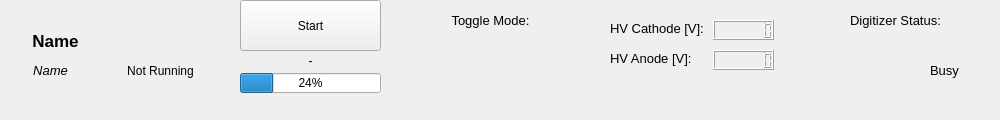
This is sbndprmdaq/controls.ui in marcodeltutto/SBNDPurityMonitorDAQ as Qt 5 draws it before an edit. The edited form follows.
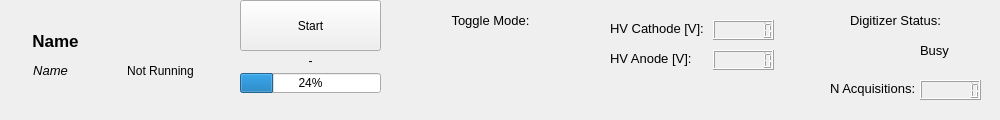
This is the edited form. Icons and pictures are not drawn. Custom widgets are drawn as their Qt base class.

Commit message: Add n acquisition monitor

What changed in the file:
```diff
--- a/sbndprmdaq/controls.ui
+++ b/sbndprmdaq/controls.ui
@@ -119,8 +119,8 @@
    <widget class="QLabel" name="_digitizer_image">
     <property name="geometry">
      <rect>
-      <x>860</x>
-      <y>50</y>
+      <x>850</x>
+      <y>30</y>
       <width>51</width>
       <height>40</height>
      </rect>
@@ -143,8 +143,8 @@
    <widget class="QLabel" name="_digi_status_label">
     <property name="geometry">
      <rect>
-      <x>930</x>
-      <y>60</y>
+      <x>920</x>
+      <y>40</y>
       <width>61</width>
       <height>21</height>
      </rect>
@@ -344,6 +344,37 @@
      <bool>true</bool>
     </property>
    </widget>
+   <widget class="QLabel" name="_n_acq_label">
+    <property name="geometry">
+     <rect>
+      <x>830</x>
+      <y>80</y>
+      <width>101</width>
+      <height>16</height>
+     </rect>
+    </property>
+    <property name="font">
+     <font>
+      <pointsize>10</pointsize>
+     </font>
+    </property>
+    <property name="text">
+     <string>N Acquisitions:</string>
+    </property>
+   </widget>
+   <widget class="QLCDNumber" name="_lcd_n_acquisitions">
+    <property name="geometry">
+     <rect>
+      <x>920</x>
+      <y>80</y>
+      <width>61</width>
+      <height>20</height>
+     </rect>
+    </property>
+    <property name="digitCount">
+     <number>7</number>
+    </property>
+   </widget>
   </widget>
   <action name="actionShow_Logs">
    <property name="text">
```
